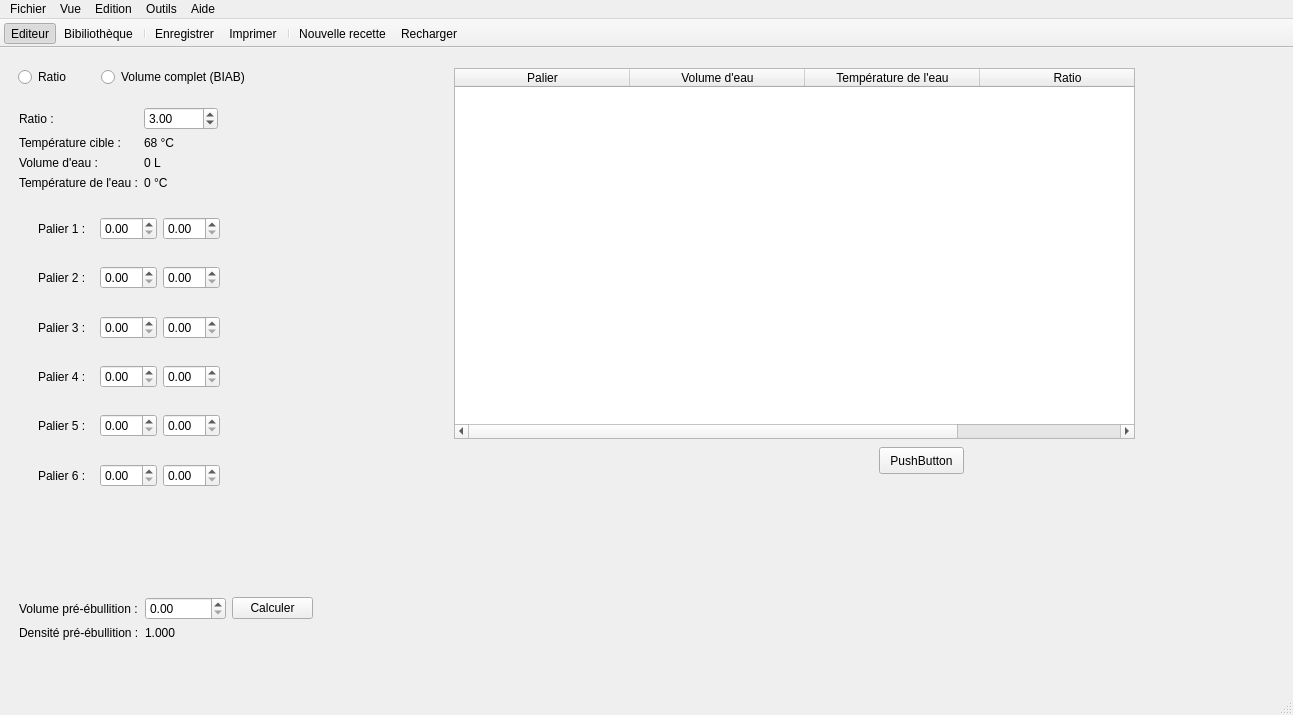
Old version of the form reader.ui in the repository 314r/joliebulle.
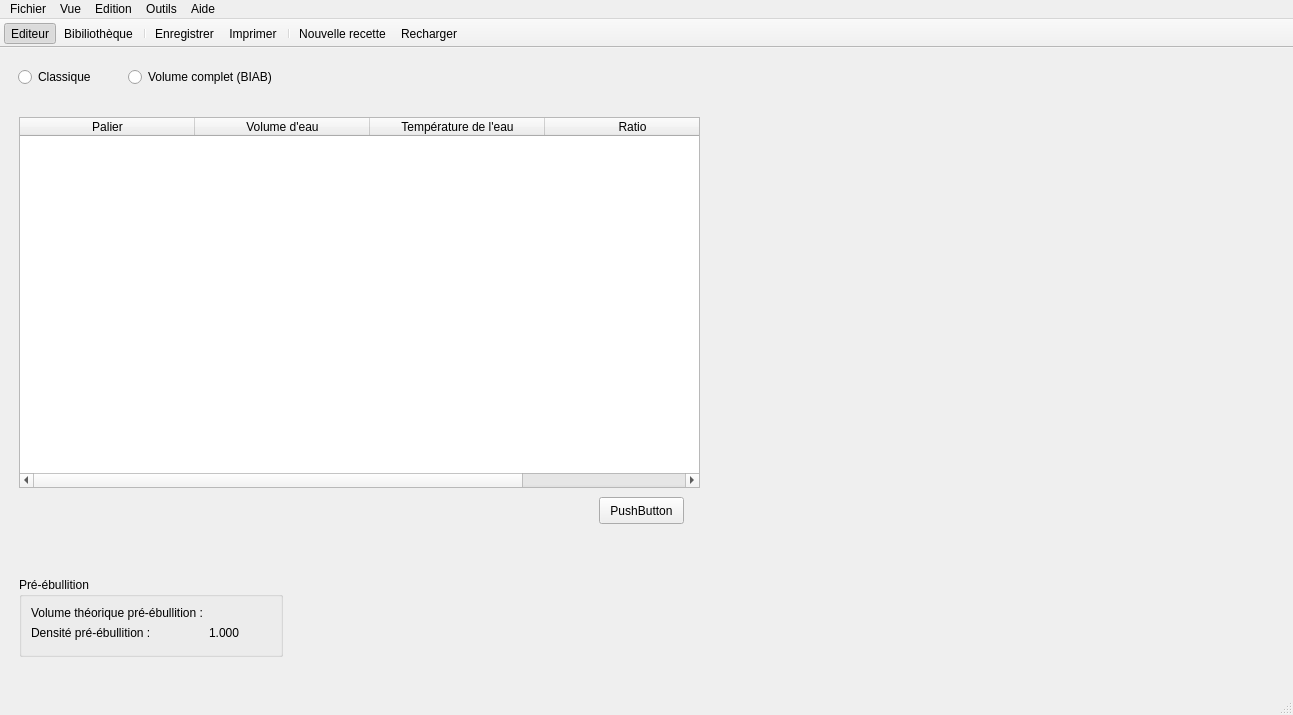
New version of the form. The open tabs and pages were chosen to show the change. Icons and pictures are not drawn.

```diff
--- a/reader.ui
+++ b/reader.ui
@@ -1191,7 +1191,7 @@
          <rect>
           <x>9</x>
           <y>9</y>
-          <width>232</width>
+          <width>259</width>
           <height>22</height>
          </rect>
         </property>
@@ -1199,7 +1199,7 @@
          <item>
           <widget class="QRadioButton" name="radioButton">
            <property name="text">
-            <string>Ratio</string>
+            <string>Classique</string>
            </property>
           </widget>
          </item>
@@ -1212,129 +1212,11 @@
          </item>
         </layout>
        </widget>
-       <widget class="QWidget" name="layoutWidget">
-        <property name="geometry">
-         <rect>
-          <x>10</x>
-          <y>50</y>
-          <width>199</width>
-          <height>90</height>
-         </rect>
-        </property>
-        <layout class="QFormLayout" name="formLayout_9">
-         <item row="0" column="0">
-          <widget class="QLabel" name="label_23">
-           <property name="text">
-            <string>Ratio :</string>
-           </property>
-          </widget>
-         </item>
-         <item row="0" column="1">
-          <widget class="QDoubleSpinBox" name="doubleSpinBoxRatio">
-           <property name="singleStep">
-            <double>0.500000000000000</double>
-           </property>
-           <property name="value">
-            <double>3.000000000000000</double>
-           </property>
-          </widget>
-         </item>
-         <item row="1" column="0">
-          <widget class="QLabel" name="label_25">
-           <property name="text">
-            <string>Température cible :</string>
-           </property>
-          </widget>
-         </item>
-         <item row="1" column="1">
-          <widget class="QLabel" name="label_26">
-           <property name="text">
-            <string>68 °C</string>
-           </property>
-          </widget>
-         </item>
-         <item row="2" column="0">
-          <widget class="QLabel" name="label_27">
-           <property name="text">
-            <string>Volume d'eau :</string>
-           </property>
-          </widget>
-         </item>
-         <item row="3" column="0">
-          <widget class="QLabel" name="label_28">
-           <property name="text">
-            <string>Température de l'eau :</string>
-           </property>
-          </widget>
-         </item>
-         <item row="2" column="1">
-          <widget class="QLabel" name="label_29">
-           <property name="text">
-            <string>0 L</string>
-           </property>
-          </widget>
-         </item>
-         <item row="3" column="1">
-          <widget class="QLabel" name="label_30">
-           <property name="text">
-            <string>0 °C</string>
-           </property>
-          </widget>
-         </item>
-        </layout>
-       </widget>
-       <widget class="QWidget" name="layoutWidget">
-        <property name="geometry">
-         <rect>
-          <x>10</x>
-          <y>540</y>
-          <width>294</width>
-          <height>52</height>
-         </rect>
-        </property>
-        <layout class="QFormLayout" name="formLayout_8">
-         <item row="0" column="0">
-          <widget class="QLabel" name="label_18">
-           <property name="text">
-            <string>Volume pré-ébullition :</string>
-           </property>
-          </widget>
-         </item>
-         <item row="0" column="1">
-          <layout class="QHBoxLayout" name="horizontalLayout_16">
-           <item>
-            <widget class="QDoubleSpinBox" name="doubleSpinBox"/>
-           </item>
-           <item>
-            <widget class="QPushButton" name="pushButton">
-             <property name="text">
-              <string>Calculer</string>
-             </property>
-            </widget>
-           </item>
-          </layout>
-         </item>
-         <item row="1" column="0">
-          <widget class="QLabel" name="label_19">
-           <property name="text">
-            <string>Densité pré-ébullition :</string>
-           </property>
-          </widget>
-         </item>
-         <item row="1" column="1">
-          <widget class="QLabel" name="label_21">
-           <property name="text">
-            <string>1.000</string>
-           </property>
-          </widget>
-         </item>
-        </layout>
-       </widget>
        <widget class="QTableWidget" name="tableWidgetStepsBrewday">
         <property name="geometry">
          <rect>
-          <x>445</x>
-          <y>11</y>
+          <x>10</x>
+          <y>60</y>
           <width>681</width>
           <height>371</height>
          </rect>
@@ -1396,137 +1278,11 @@
          </property>
         </column>
        </widget>
-       <widget class="QWidget" name="widgetInfusion" native="true">
-        <property name="geometry">
-         <rect>
-          <x>20</x>
-          <y>150</y>
-          <width>200</width>
-          <height>290</height>
-         </rect>
-        </property>
-        <layout class="QVBoxLayout" name="verticalLayout_11">
-         <item>
-          <widget class="QWidget" name="widgetStep1" native="true">
-           <layout class="QHBoxLayout" name="horizontalLayout_19">
-            <item>
-             <widget class="QLabel" name="label_31">
-              <property name="text">
-               <string>Palier 1 :</string>
-              </property>
-             </widget>
-            </item>
-            <item>
-             <widget class="QDoubleSpinBox" name="doubleSpinBoxVolStep1"/>
-            </item>
-            <item>
-             <widget class="QDoubleSpinBox" name="doubleSpinBoxWaterTempStep1"/>
-            </item>
-           </layout>
-          </widget>
-         </item>
-         <item>
-          <widget class="QWidget" name="widgetStep2" native="true">
-           <layout class="QHBoxLayout" name="horizontalLayout_18">
-            <item>
-             <widget class="QLabel" name="label_32">
-              <property name="text">
-               <string>Palier 2 :</string>
-              </property>
-             </widget>
-            </item>
-            <item>
-             <widget class="QDoubleSpinBox" name="doubleSpinBoxVolStep1_2"/>
-            </item>
-            <item>
-             <widget class="QDoubleSpinBox" name="doubleSpinBoxWaterTempStep1_2"/>
-            </item>
-           </layout>
-          </widget>
-         </item>
-         <item>
-          <widget class="QWidget" name="widgetStep3" native="true">
-           <layout class="QHBoxLayout" name="horizontalLayout_20">
-            <item>
-             <widget class="QLabel" name="label_33">
-              <property name="text">
-               <string>Palier 3 :</string>
-              </property>
-             </widget>
-            </item>
-            <item>
-             <widget class="QDoubleSpinBox" name="doubleSpinBoxVolStep1_3"/>
-            </item>
-            <item>
-             <widget class="QDoubleSpinBox" name="doubleSpinBoxWaterTempStep1_3"/>
-            </item>
-           </layout>
-          </widget>
-         </item>
-         <item>
-          <widget class="QWidget" name="widgetStep4" native="true">
-           <layout class="QHBoxLayout" name="horizontalLayout_21">
-            <item>
-             <widget class="QLabel" name="label_34">
-              <property name="text">
-               <string>Palier 4 :</string>
-              </property>
-             </widget>
-            </item>
-            <item>
-             <widget class="QDoubleSpinBox" name="doubleSpinBoxVolStep1_4"/>
-            </item>
-            <item>
-             <widget class="QDoubleSpinBox" name="doubleSpinBoxWaterTempStep1_4"/>
-            </item>
-           </layout>
-          </widget>
-         </item>
-         <item>
-          <widget class="QWidget" name="widgetStep5" native="true">
-           <layout class="QHBoxLayout" name="horizontalLayout_22">
-            <item>
-             <widget class="QLabel" name="label_35">
-              <property name="text">
-               <string>Palier 5 :</string>
-              </property>
-             </widget>
-            </item>
-            <item>
-             <widget class="QDoubleSpinBox" name="doubleSpinBoxVolStep1_5"/>
-            </item>
-            <item>
-             <widget class="QDoubleSpinBox" name="doubleSpinBoxWaterTempStep1_5"/>
-            </item>
-           </layout>
-          </widget>
-         </item>
-         <item>
-          <widget class="QWidget" name="widgetStep6" native="true">
-           <layout class="QHBoxLayout" name="horizontalLayout_23">
-            <item>
-             <widget class="QLabel" name="label_36">
-              <property name="text">
-               <string>Palier 6 :</string>
-              </property>
-             </widget>
-            </item>
-            <item>
-             <widget class="QDoubleSpinBox" name="doubleSpinBoxVolStep1_6"/>
-            </item>
-            <item>
-             <widget class="QDoubleSpinBox" name="doubleSpinBoxWaterTempStep1_6"/>
-            </item>
-           </layout>
-          </widget>
-         </item>
-        </layout>
-       </widget>
        <widget class="QPushButton" name="pushButtonAdjustStep">
         <property name="geometry">
          <rect>
-          <x>870</x>
-          <y>390</y>
+          <x>590</x>
+          <y>440</y>
           <width>85</width>
           <height>27</height>
          </rect>
@@ -1535,6 +1291,53 @@
          <string>PushButton</string>
         </property>
        </widget>
+       <widget class="QGroupBox" name="groupBox">
+        <property name="geometry">
+         <rect>
+          <x>10</x>
+          <y>520</y>
+          <width>264</width>
+          <height>80</height>
+         </rect>
+        </property>
+        <property name="title">
+         <string>Pré-ébullition</string>
+        </property>
+        <layout class="QGridLayout" name="gridLayout_9">
+         <item row="0" column="0">
+          <layout class="QFormLayout" name="formLayout_8">
+           <item row="1" column="0">
+            <widget class="QLabel" name="label_18">
+             <property name="text">
+              <string>Volume théorique pré-ébullition :</string>
+             </property>
+            </widget>
+           </item>
+           <item row="2" column="0">
+            <widget class="QLabel" name="label_19">
+             <property name="text">
+              <string>Densité pré-ébullition :</string>
+             </property>
+            </widget>
+           </item>
+           <item row="2" column="1">
+            <widget class="QLabel" name="labelPreBoilGravity">
+             <property name="text">
+              <string>1.000</string>
+             </property>
+            </widget>
+           </item>
+           <item row="1" column="1">
+            <widget class="QLabel" name="labelPreBoilVol">
+             <property name="text">
+              <string/>
+             </property>
+            </widget>
+           </item>
+          </layout>
+         </item>
+        </layout>
+       </widget>
       </widget>
      </widget>
     </item>
```
